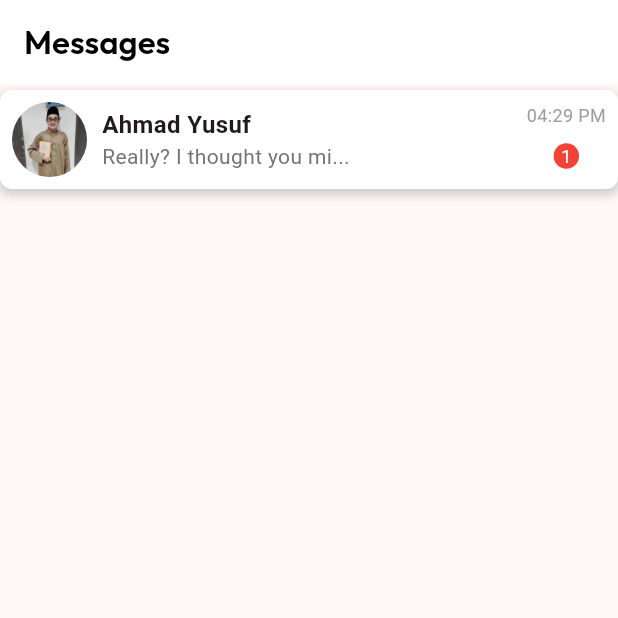
After one commit to princeDepok/rent_girlfriend, a Flutter app: the ListChat screen opened directly, on a phone screen of 412 x 824 dp, the top half of it. The commit adds this screen. Run offline on Flutter 3.47's test engine with Material 3 defaults, Android fonts, the phone set to English and light mode, and no system bars; our stand-ins replace dio, flutter_secure_storage, pretty_dio_logger; accounts and stored records are empty; project files that could hold a hidden picture were left out.

Commit message:
chat kelar

```diff
--- a/frontend/lib/main.dart
+++ b/frontend/lib/main.dart
@@ -1,5 +1,6 @@
 import 'package:flutter/material.dart';
 import 'package:frontend/screens/auth/sign_up.dart';
+import 'package:frontend/screens/core/list_chat.dart';
 import 'package:frontend/screens/splash.dart';
 
 String? jwt;
--- a/frontend/lib/screens/core/book.dart
+++ b/frontend/lib/screens/core/book.dart
@@ -1,4 +1,5 @@
 import 'package:flutter/material.dart';
+import 'package:frontend/screens/core/paymentpage/payment.dart';
 import 'package:frontend/screens/core/profile.dart';
 import 'package:frontend/screens/home.dart';
 
@@ -263,7 +264,7 @@ class _DoctorDetailPageState extends State<DoctorDetailPage> {
                 onPressed: () {
                   // Navigator.push(
                   //   context,
-                  //   MaterialPageRoute(builder: (context) => DoctorDetailPage(profile: profile)),
+                  //   MaterialPageRoute(builder: (context) => PaymentScreen()),
                   // );
                 },
                 style: ElevatedButton.styleFrom(
--- /dev/null
+++ b/frontend/lib/screens/core/list_chat.dart
@@ -0,0 +1,146 @@
+import 'package:flutter/material.dart';
+import 'package:frontend/screens/core/chat.dart';
+import 'package:frontend/screens/core/listaja.dart';
+
+class ListChat extends StatefulWidget {
+  const ListChat({super.key});
+
+  @override
+  State<ListChat> createState() => _ListChatState();
+}
+
+class _ListChatState extends State<ListChat> {
+  @override
+  Widget build(BuildContext context) {
+    return Scaffold(
+      appBar: AppBar(
+        backgroundColor: Colors.white,
+        elevation: 0,
+        title: Text(
+          'Messages',
+          style: TextStyle(
+              color: Colors.black,
+              fontFamily: "Outfit",
+              fontWeight: FontWeight.w600),
+        ),
+      ),
+      body: Center(
+        child: MessageList(),
+      ),
+    );
+  }
+}
+
+class MessageList extends StatelessWidget {
+  @override
+  Widget build(BuildContext context) {
+    return ListView(
+      children: [
+        ListView.builder(
+          shrinkWrap: true,
+          physics: NeverScrollableScrollPhysics(),
+          itemCount: 1,
+          itemBuilder: (context, index) {
+            return UserMessageContainer();
+          },
+        ),
+        // ListView.builder(
+        //   shrinkWrap: true,
+        //   physics: NeverScrollableScrollPhysics(),
+        //   itemCount: 10,
+        //   itemBuilder: (context, index) {
+        //     return UserMessageContainer();
+        //   },
+        // ),
+      ],
+    );
+  }
+}
+
+class UserMessageContainer extends StatelessWidget {
+  @override
+  Widget build(BuildContext context) {
+    return GestureDetector(
+      onTap: () {
+        Navigator.push(
+          context,
+          MaterialPageRoute(builder: (context) => ChatPage()),
+        );
+      },
+      child: Container(
+        padding: EdgeInsets.all(8.0),
+        margin: EdgeInsets.symmetric(vertical: 4.0),
+        decoration: BoxDecoration(
+          color: Colors.white,
+          borderRadius: BorderRadius.circular(8.0),
+          boxShadow: [
+            BoxShadow(
+              color: Colors.grey.withOpacity(0.5),
+              spreadRadius: 1,
+              blurRadius: 5,
+              offset: Offset(0, 3),
+            ),
+          ],
+        ),
+        child: Row(
+          children: [
+            CircleAvatar(
+              backgroundImage: AssetImage(
+                  'assets/images/kennoy.jpeg'), // Replace with the actual image URL
+              radius: 25.0,
+            ),
+            SizedBox(width: 10.0),
+            Expanded(
+              child: Column(
+                crossAxisAlignment: CrossAxisAlignment.start,
+                children: [
+                  Text(
+                    'Ahmad Yusuf',
+                    style: TextStyle(
+                      fontWeight: FontWeight.bold,
+                      fontSize: 16.0,
+                    ),
+                  ),
+                  Text(
+                    'Really? I thought you mi...',
+                    style: TextStyle(
+                      color: Colors.grey[600],
+                      fontSize: 14.0,
+                    ),
+                  ),
+                ],
+              ),
+            ),
+            Column(
+              mainAxisAlignment: MainAxisAlignment.center,
+              children: [
+                Text(
+                  '04:29 PM',
+                  style: TextStyle(
+                    color: Colors.grey,
+                    fontSize: 12.0,
+                  ),
+                ),
+                SizedBox(height: 5.0),
+                Container(
+                  padding: EdgeInsets.all(5.0),
+                  decoration: BoxDecoration(
+                    color: Colors.red,
+                    shape: BoxShape.circle,
+                  ),
+                  child: Text(
+                    '1',
+                    style: TextStyle(
+                      color: Colors.white,
+                      fontSize: 12.0,
+                    ),
+                  ),
+                ),
+              ],
+            ),
+          ],
+        ),
+      ),
+    );
+  }
+}
--- a/frontend/lib/screens/home.dart
+++ b/frontend/lib/screens/home.dart
@@ -1,6 +1,7 @@
 import 'package:flutter/material.dart';
 import 'package:frontend/screens/auth/sign_in.dart';
 import 'package:frontend/screens/core/chat.dart';
+import 'package:frontend/screens/core/list_chat.dart';
 import 'package:frontend/screens/core/list_details.dart';
 import 'package:frontend/screens/core/order.dart';
 import 'package:frontend/screens/core/profile.dart';
@@ -144,7 +145,7 @@ class _HomeState extends State<Home> {
           : _selectedIndex == 1
               ? MyBookingsPage()
               : _selectedIndex == 2
-                  ? ChatPage()
+                  ? ListChat()
                   : _selectedIndex == 3
                       ? const ProfileScreen()
                       : const ProfileScreen(),
```
Also changed, not shown: frontend/lib/screens/core/listaja.dart (added, +79 -0 lines), frontend/lib/screens/core/order.dart (+22 -15 lines), frontend/lib/screens/core/paymentpage/payment.dart (added, +327 -0 lines).
